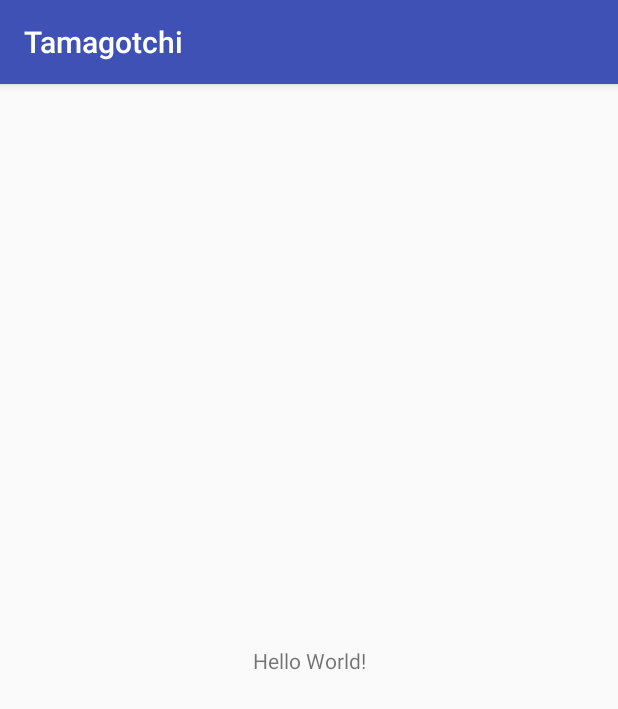
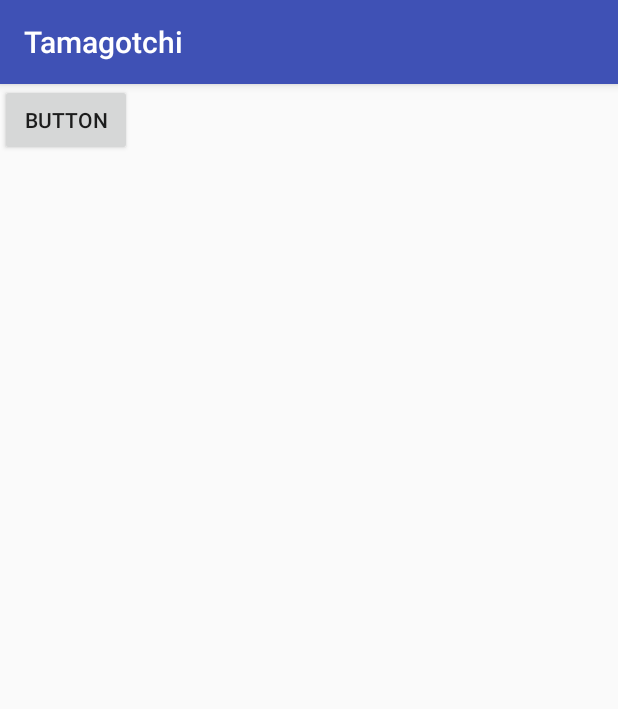
Before and after one commit to hrsFire/TamaTamaGotchi, an Android app: the screen it shows after launch (MainActivity), on a phone screen of 412 x 824 dp. Shown: the top 709 px of the screen. Run offline under Robolectric (Android 15) with nearby library versions, the light colour scheme and no system bars.

Commit message:
added some examples

```diff
--- a/app/build.gradle
+++ b/app/build.gradle
@@ -22,6 +22,8 @@ dependencies {
     implementation fileTree(dir: 'libs', include: ['*.jar'])
     implementation 'com.android.support:appcompat-v7:26.1.0'
     implementation 'com.android.support.constraint:constraint-layout:1.0.2'
+    implementation 'com.android.support:support-v4:26.1.0'
+    implementation 'com.google.android.gms:play-services-plus:11.8.0'
     testImplementation 'junit:junit:4.12'
     androidTestImplementation 'com.android.support.test:runner:1.0.1'
     androidTestImplementation 'com.android.support.test.espresso:espresso-core:3.0.1'
--- a/app/src/main/AndroidManifest.xml
+++ b/app/src/main/AndroidManifest.xml
@@ -1,6 +1,9 @@
 <?xml version="1.0" encoding="utf-8"?>
 <manifest xmlns:android="http://schemas.android.com/apk/res/android"
     package="at.teamgotcha.tamagotchi">
+
+    <!-- To access Google+ APIs: -->
+    <uses-permission android:name="android.permission.INTERNET" />
 
     <application
         android:allowBackup="true"
--- /dev/null
+++ b/app/src/main/java/at/teamgotcha/helpers/ViewHelper.java
@@ -0,0 +1,26 @@
+package at.teamgotcha.helpers;
+
+import android.app.Fragment;
+import android.view.View;
+
+public class ViewHelper {
+    public static void switchVisibility(Fragment fragment) {
+        switchVisibility(fragment.getView(), fragment.isVisible());
+    }
+
+    public static void switchVisibility(android.support.v4.app.Fragment fragment) {
+        switchVisibility(fragment.getView(), fragment.isVisible());
+    }
+
+    public static void setVisibility(View view, boolean isVisible) {
+        if(isVisible) {
+            view.setVisibility(View.GONE);
+        } else {
+            view.setVisibility(View.VISIBLE);
+        }
+    }
+
+    private static void switchVisibility(View view, boolean visible) {
+        ViewHelper.setVisibility(view, visible);
+    }
+}
--- a/app/src/main/java/at/teamgotcha/tamagotchi/MainActivity.java
+++ b/app/src/main/java/at/teamgotcha/tamagotchi/MainActivity.java
@@ -1,7 +1,13 @@
 package at.teamgotcha.tamagotchi;
 
+import android.support.v4.app.FragmentManager;
+import android.support.v4.app.Fragment;
 import android.support.v7.app.AppCompatActivity;
 import android.os.Bundle;
+import android.view.View;
+import android.widget.Button;
+
+import at.teamgotcha.helpers.ViewHelper;
 
 public class MainActivity extends AppCompatActivity {
 
@@ -9,5 +15,18 @@ public class MainActivity extends AppCompatActivity {
     protected void onCreate(Bundle savedInstanceState) {
         super.onCreate(savedInstanceState);
         setContentView(R.layout.activity_main);
+        final Button settingsButton = findViewById(R.id.settings_button);
+
+        // https://stackoverflow.com/questions/17118339/how-do-i-retrieve-an-instance-of-a-fragment-defined-in-xml
+        FragmentManager mgr = getSupportFragmentManager();
+        final Fragment settingsFragment = mgr.findFragmentById(R.id.settings_fragment);
+
+        settingsButton.setOnClickListener(new View.OnClickListener() {
+            @Override
+            public void onClick(View v) {
+                ViewHelper.switchVisibility(settingsFragment);
+            }
+        });
+
     }
 }
--- /dev/null
+++ b/app/src/main/java/at/teamgotcha/tamagotchi/fragments/SettingsFragment.java
@@ -0,0 +1,63 @@
+package at.teamgotcha.tamagotchi.fragments;
+
+import android.content.Context;
+import android.os.Bundle;
+import android.support.v4.app.Fragment;
+import android.view.LayoutInflater;
+import android.view.View;
+import android.view.ViewGroup;
+import android.widget.Button;
+
+import at.teamgotcha.helpers.ViewHelper;
+import at.teamgotcha.tamagotchi.R;
+
+public class SettingsFragment extends Fragment {
+    private Button restartButton;
+    // private OnFragmentInteractionListener mListener;
+
+    public SettingsFragment() {
+    }
+
+    @Override
+    public void onCreate(Bundle savedInstanceState) {
+        super.onCreate(savedInstanceState);
+        if (getArguments() != null) {
+            //mParam2 = getArguments().getString(ARG_PARAM2);
+        }
+    }
+
+    @Override
+    public View onCreateView(LayoutInflater inflater, ViewGroup container,
+                             Bundle savedInstanceState) {
+        // Inflate the layout for this fragment
+        View view = inflater.inflate(R.layout.fragment_settings, container, false);
+        restartButton = view.findViewById(R.id.restart_button);
+        ViewHelper.setVisibility(view, true);
+
+        return view;
+    }
+
+    @Override
+    public void onResume() {
+        super.onResume();
+    }
+
+    @Override
+    public void onAttach(Context context) {
+        super.onAttach(context);
+
+        // https://developer.android.com/training/basics/fragments/communicating.html
+        /*if (context instanceof OnFragmentInteractionListener) {
+            mListener = (OnFragmentInteractionListener) context;
+        } else {
+            throw new RuntimeException(context.toString()
+                    + " must implement OnFragmentInteractionListener");
+        }*/
+    }
+
+    @Override
+    public void onDetach() {
+        super.onDetach();
+        // mListener = null;
+    }
+}
--- a/app/src/main/res/layout/activity_main.xml
+++ b/app/src/main/res/layout/activity_main.xml
@@ -6,13 +6,30 @@
     android:layout_height="match_parent"
     tools:context="at.teamgotcha.tamagotchi.MainActivity">
 
-    <TextView
+    <LinearLayout
+        android:orientation="vertical"
         android:layout_width="wrap_content"
-        android:layout_height="wrap_content"
-        android:text="Hello World!"
-        app:layout_constraintBottom_toBottomOf="parent"
-        app:layout_constraintLeft_toLeftOf="parent"
-        app:layout_constraintRight_toRightOf="parent"
-        app:layout_constraintTop_toTopOf="parent" />
+        android:layout_height="wrap_content">
+
+        <Button
+            android:id="@+id/settings_button"
+
+            android:layout_width="wrap_content"
+            android:layout_height="wrap_content"
+            android:text="Button" />
+
+        <RelativeLayout
+            android:layout_width="wrap_content"
+            android:layout_height="100dp"
+            android:layout_above="@id/settings_button"
+            android:translationZ="@dimen/first_z_layer">
+
+            <fragment
+                android:id="@+id/settings_fragment"
+                android:name="at.teamgotcha.tamagotchi.fragments.SettingsFragment"
+                android:layout_width="match_parent"
+                android:layout_height="match_parent" />
+        </RelativeLayout>
+    </LinearLayout>
 
 </android.support.constraint.ConstraintLayout>
--- /dev/null
+++ b/app/src/main/res/values/dimens.xml
@@ -0,0 +1,4 @@
+<?xml version="1.0" encoding="utf-8"?>
+<resources>
+    <dimen name="first_z_layer">5dp</dimen>
+</resources>
```
Also changed, not shown: app/src/main/res/layout/fragment_settings.xml (added, +27 -0 lines).
